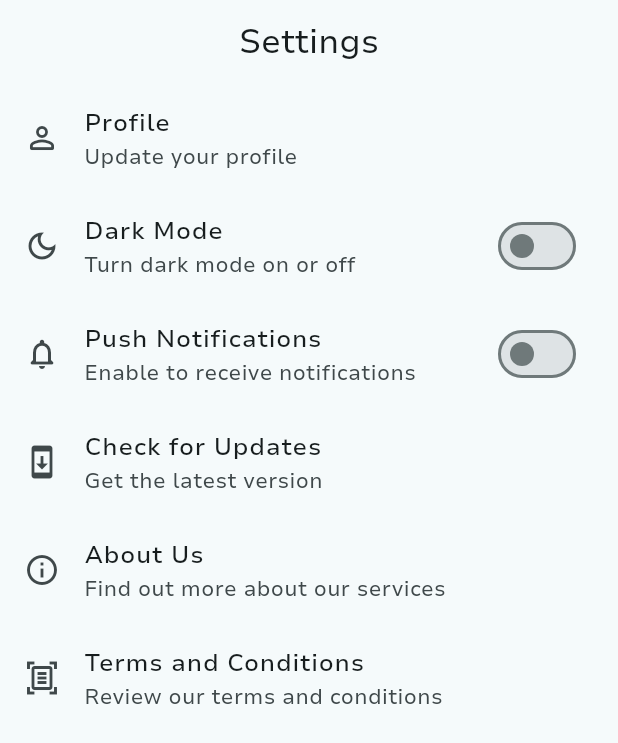
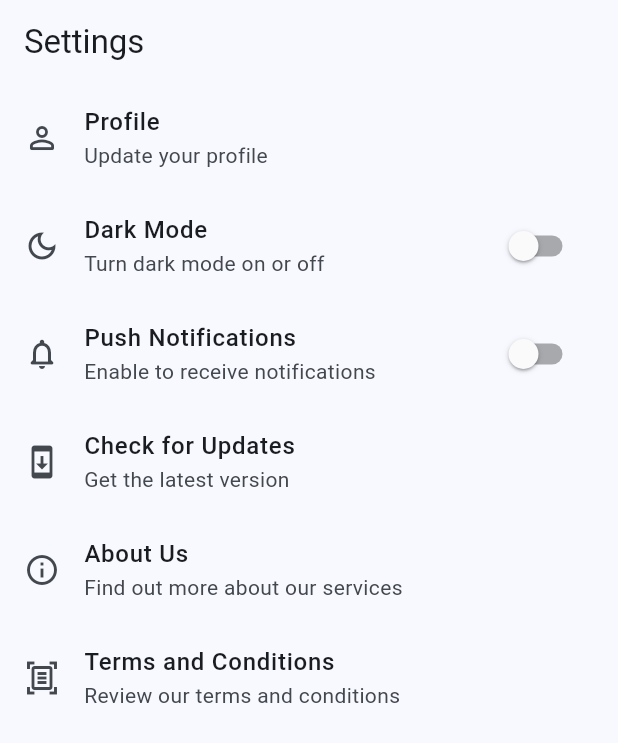
Before and after one commit to prulm/block_404, a Flutter app: the Settings screen opened by its route, on a phone screen of 412 x 824 dp. Shown: the top 743 px of the screen. Run offline on Flutter 3.47's test engine with Material 3 defaults, Android fonts, the phone set to English and light mode, and no system bars; our stand-ins replace flutter_riverpod, go_router, shared_preferences, unicons; missing offline and left inert: flutter_toastr; accounts and stored records are empty.

Commit message:
`Refactor theme and dark mode functionality`

```diff
--- a/lib/screens/settings.dart
+++ b/lib/screens/settings.dart
@@ -97,7 +97,6 @@ class _SettingsState extends ConsumerState<Settings> {
     return Scaffold(
       appBar: AppBar(
         title: const Text("Settings"),
-        centerTitle: true,
       ),
       body: ListView.builder(
         itemCount: tiles.length,
@@ -122,7 +121,9 @@ class _SettingsState extends ConsumerState<Settings> {
               }
             },
             trailing: currentTile["trailing"]
-                ? Switch(
+                ? Theme(
+                    data: ThemeData(useMaterial3: false),
+                    child: Switch(
                         value: currentTile["darkMode"] ? darkMode : pushNotf,
                         onChanged: (value) {
                           setState(() {
@@ -133,7 +134,8 @@ class _SettingsState extends ConsumerState<Settings> {
                               pushNotf = value;
                             }
                           });
-                    })
+                        }),
+                  )
                 : null,
           );
         },
--- a/lib/theme/theme.dart
+++ b/lib/theme/theme.dart
@@ -2,14 +2,33 @@ import 'package:flutter/material.dart';
 
 ThemeData lightMode = ThemeData(
   brightness: Brightness.light,
-  fontFamily: 'NanutoSans',
-  colorScheme: ColorScheme.fromSeed(seedColor: Colors.white).copyWith(
+  // fontFamily: 'NanutoSans',
+  textTheme: ThemeData.light().textTheme,
+  colorScheme: ColorScheme.fromSeed(seedColor: Colors.blue).copyWith(
     primary: const Color(0x0030CAE6),
   ),
 );
 
 ThemeData darkMode = ThemeData(
   brightness: Brightness.dark,
-  fontFamily: 'NanutoSans',
+  textTheme: ThemeData.dark().textTheme,
+  // textTheme: const TextTheme(
+  //   displayLarge: TextStyle(fontSize: 57, letterSpacing: 0),
+  //   displayMedium: TextStyle(fontSize: 45, letterSpacing: 0),
+  //   displaySmall: TextStyle(fontSize: 36, letterSpacing: 0),
+  //   headlineLarge: TextStyle(fontSize: 32, letterSpacing: 0),
+  //   headlineMedium: TextStyle(fontSize: 28, letterSpacing: 0),
+  //   headlineSmall: TextStyle(fontSize: 24, letterSpacing: 0),
+  //   titleLarge: TextStyle(fontSize: 22, letterSpacing: 0),
+  //   titleMedium: TextStyle(fontSize: 16, letterSpacing: 0),
+  //   titleSmall: TextStyle(fontSize: 14, letterSpacing: 0),
+  //   bodyLarge: TextStyle(fontSize: 16, letterSpacing: 0),
+  //   bodyMedium: TextStyle(fontSize: 14, letterSpacing: 0),
+  //   bodySmall: TextStyle(fontSize: 12, letterSpacing: 0),
+  //   labelLarge: TextStyle(fontSize: 14, letterSpacing: 0),
+  //   labelMedium: TextStyle(fontSize: 12, letterSpacing: 0),
+  //   labelSmall: TextStyle(fontSize: 11, letterSpacing: 0),
+  // ),
+  // fontFamily: 'NanutoSans',
   colorSchemeSeed: const Color(0x0030CAE6),
 );
```
Also changed, not shown: lib/screens/home.dart (+35 -1 lines), lib/app/app.dart (indentation only), 1 other file. Lines whose indentation alone changed are shown as unchanged.
